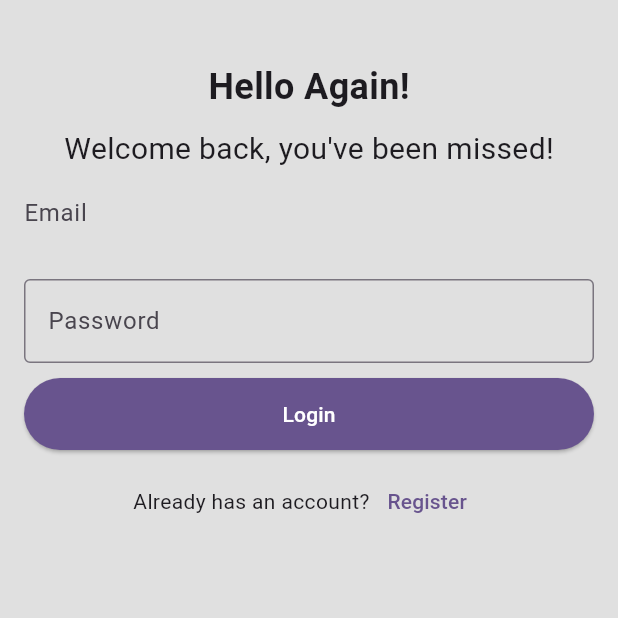
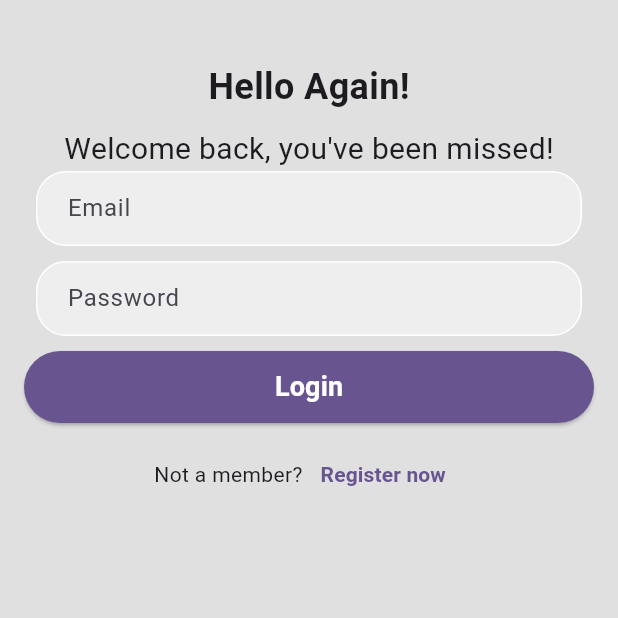
Before and after one commit to lamhongbac/basic_loyalty, a Flutter app: the screen it shows after launch, on a phone screen of 412 x 824 dp, the top half of it. Run offline on Flutter 3.47's test engine with Material 3 defaults, Android fonts, the light colour scheme and no system bars.

Commit message:
Update login_screen

```diff
--- a/lib/views/login.dart
+++ b/lib/views/login.dart
@@ -85,29 +85,34 @@ class _LoginScreenState extends State<LoginScreen> {
                   mainAxisAlignment: MainAxisAlignment.center,
                   mainAxisSize: MainAxisSize.min,
                   children: [
-                    const SizedBox(
-                      height: 25,
-                    ),
+                    const SizedBox(height: 25),
                     const Text(
                       'Hello Again!',
                       style:
                           TextStyle(fontSize: 24, fontWeight: FontWeight.bold),
                     ),
-                    const SizedBox(
-                      height: 10,
-                    ),
+                    const SizedBox(height: 10),
                     const Text(
                       'Welcome back, you\'ve been missed!',
-                      style: TextStyle(
-                        fontSize: 20,
+                      style: TextStyle(fontSize: 20),
                     ),
+                    // email TextFormField
+                    Padding(
+                      padding: const EdgeInsets.symmetric(horizontal: 8.0),
+                      child: Container(
+                        decoration: BoxDecoration(
+                          color: Colors.grey[200],
+                          border: Border.all(color: Colors.white),
+                          borderRadius: BorderRadius.circular(20),
                         ),
-                    TextFormField(
+                        child: Padding(
+                          padding: const EdgeInsets.only(left: 20.0),
+                          child: TextFormField(
                             controller: emailController,
                             decoration: const InputDecoration(
                               border: InputBorder.none,
-                          label: Text("Email"),
-                          hintText: "Enter your email"),
+                              hintText: "Email",
+                            ),
                             textCapitalization: TextCapitalization.none,
                             autocorrect: false,
                             keyboardType: TextInputType.emailAddress,
@@ -121,15 +126,27 @@ class _LoginScreenState extends State<LoginScreen> {
                               enteredEmail = value!;
                             },
                           ),
-                    const SizedBox(
-                      height: 16,
                         ),
-                    TextFormField(
+                      ),
+                    ),
+                    const SizedBox(height: 10),
+                    Padding(
+                      padding: const EdgeInsets.symmetric(horizontal: 8.0),
+                      child: Container(
+                        decoration: BoxDecoration(
+                          color: Colors.grey[200],
+                          border: Border.all(color: Colors.white),
+                          borderRadius: BorderRadius.circular(20),
+                        ),
+                        child: Padding(
+                          padding: const EdgeInsets.only(left: 20.0),
+                          child: TextFormField(
                             controller: passController,
+                            obscureText: true,
                             decoration: const InputDecoration(
-                          border: OutlineInputBorder(),
-                          label: Text("Password"),
-                          hintText: "Enter valid password"),
+                              border: InputBorder.none,
+                              hintText: "Password",
+                            ),
                             validator: (value) {
                               if (!isValidPassword(value)) {
                                 return 'Please enter valid password';
@@ -140,11 +157,11 @@ class _LoginScreenState extends State<LoginScreen> {
                             onSaved: (value) {
                               enteredPassword = value!;
                             },
-                      obscureText: true,
                           ),
-                    const SizedBox(
-                      height: 10,
                         ),
+                      ),
+                    ),
+                    const SizedBox(height: 10),
                     SizedBox(
                       height: 48,
                       width: double.infinity,
@@ -159,24 +176,29 @@ class _LoginScreenState extends State<LoginScreen> {
                           _isLogin ? 'Login' : 'Sign-Up',
                           style: const TextStyle(
                             color: Colors.white,
+                            fontWeight: FontWeight.bold,
+                            fontSize: 18,
                           ),
                         ),
                       ),
                     ),
-                    const SizedBox(
-                      height: 10,
-                    ),
+                    const SizedBox(height: 10),
                     Row(
                       mainAxisAlignment: MainAxisAlignment.center,
                       crossAxisAlignment: CrossAxisAlignment.center,
                       children: [
-                        const Text('Already has an account?'),
+                        const Text('Not a member?'),
                         TextButton(
                           onPressed: () {
-                              Navigator.pushReplacementNamed(
-                                  context, '/signup');
+                            Navigator.pushReplacementNamed(context, '/signup');
                           },
-                            child: const Text('Register'))
+                          child: const Text(
+                            'Register now',
+                            style: TextStyle(
+                              fontWeight: FontWeight.bold,
+                            ),
+                          ),
+                        ),
                       ],
                     )
                   ],
```
Lines whose indentation alone changed are shown as unchanged.
